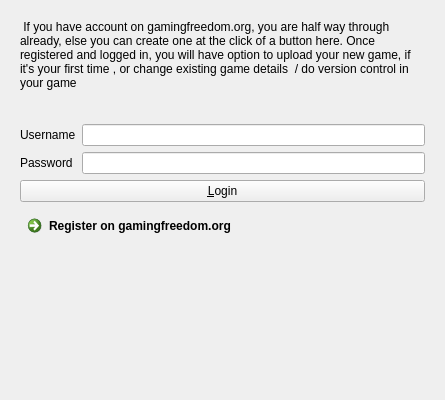
This is creator/plugins/docks/distributiondock/distributiondock.ui in KDE/gluon as Qt 5 draws it before an edit. The edited form follows.
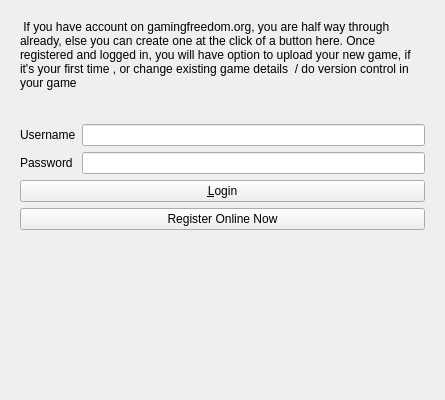
This is the edited form. The open tabs and pages were chosen to show the change.

Patch:
```diff
--- a/creator/plugins/docks/distributiondock/distributiondock.ui
+++ b/creator/plugins/docks/distributiondock/distributiondock.ui
@@ -99,12 +99,9 @@
         </widget>
        </item>
        <item>
-        <widget class="QCommandLinkButton" name="registerButton">
+        <widget class="QPushButton" name="registerButton">
          <property name="text">
-          <string>Register on gamingfreedom.org</string>
-         </property>
-         <property name="checkable">
-          <bool>false</bool>
+          <string>Register Online Now</string>
          </property>
         </widget>
        </item>
```
Left out of the diff: 11 changed lines with no effect on the pictures.
